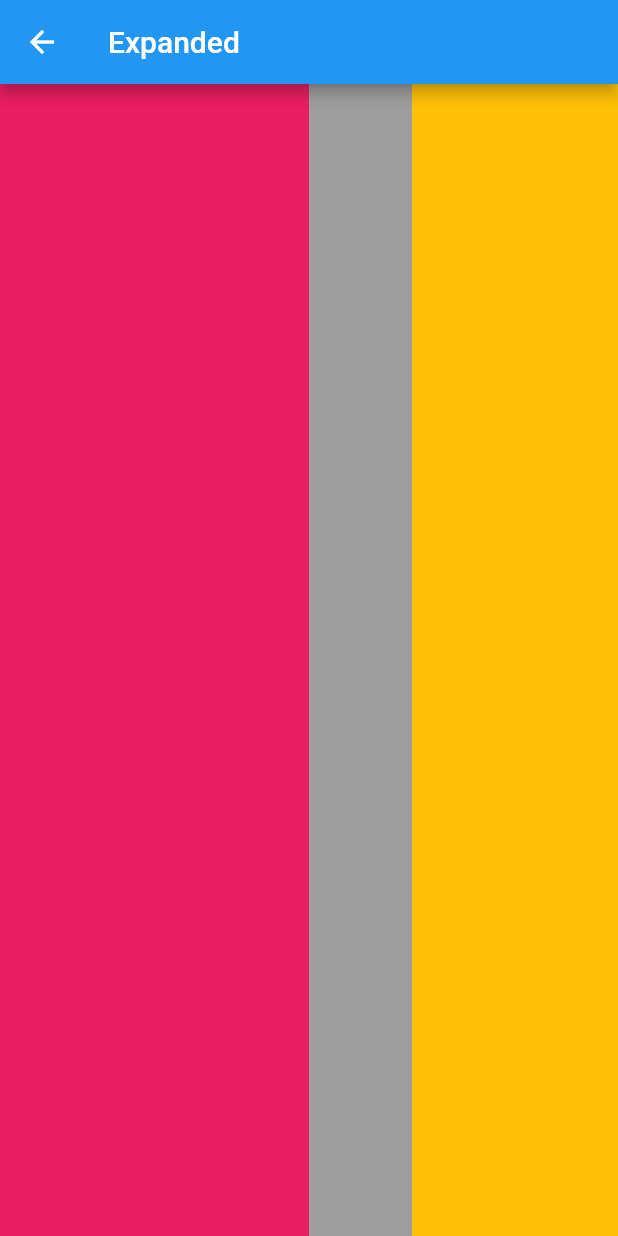
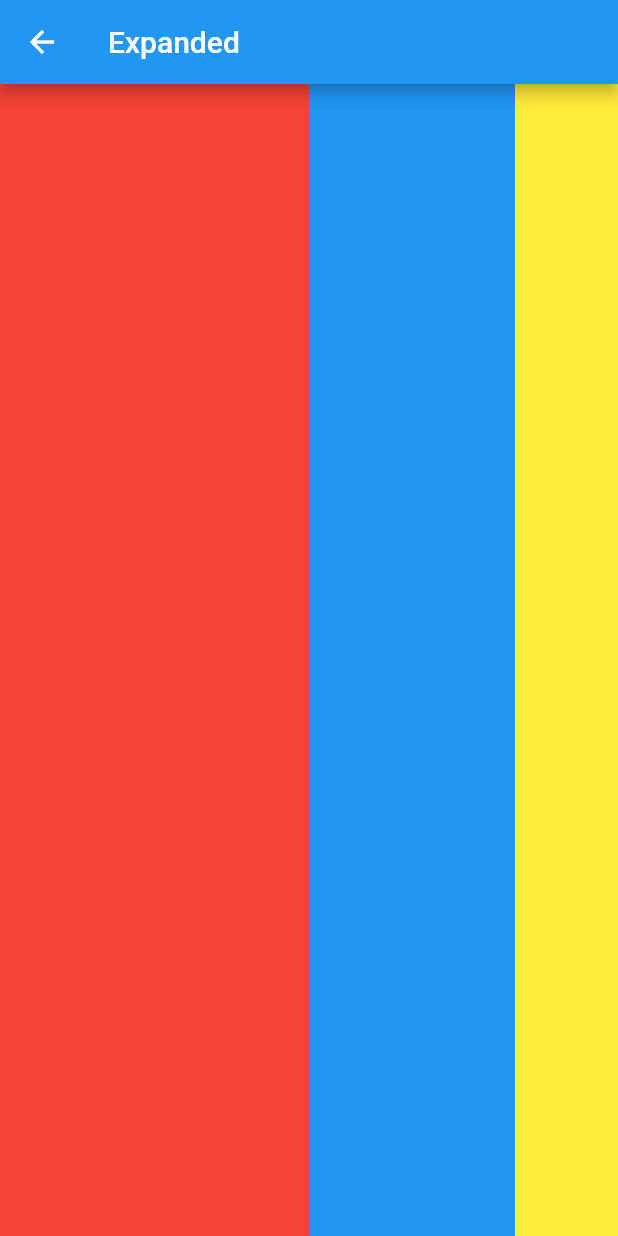
Before and after one commit to kakobayashi/flutter_widget_app, a Flutter app: the ExpandedPage screen opened by its route, on a phone screen of 412 x 824 dp. Run offline on Flutter 3.47's test engine with Material 2 defaults, Android fonts, the phone set to English and light mode, and no system bars.

Commit message:
Minor fixes

```diff
--- a/lib/app.dart
+++ b/lib/app.dart
@@ -1,6 +1,5 @@
 import 'package:flutter/material.dart';
 import 'package:flutter_widget_list/animation/animated_positioned_page.dart';
-import 'package:flutter_widget_list/item/item_hoge_page.dart';
 import 'package:flutter_widget_list/multi_layout/bottom_navigation_bar_page.dart';
 import 'package:flutter_widget_list/item/card_page.dart';
 import 'package:flutter_widget_list/item/check_box_page.dart';
--- a/lib/home_page.dart
+++ b/lib/home_page.dart
@@ -12,7 +12,7 @@ class HomePage extends StatelessWidget {
     return Scaffold(
       body: Scaffold(
         appBar: AppBar(
-          title: Text("Widget"),
+          title: Text("Category"),
         ),
         body: ListView(
           children: <Widget>[
--- a/lib/multi_layout/expanded_page.dart
+++ b/lib/multi_layout/expanded_page.dart
@@ -13,15 +13,15 @@ class ExpandedPage extends StatelessWidget {
         children: <Widget>[
           Expanded(
             flex: 3,
-            child: Container(color: Colors.pink,),
+            child: Container(color: Colors.red,),
+          ),
+          Expanded(
+            flex: 2,
+            child: Container(color: Colors.blue,),
           ),
           Expanded(
             flex: 1,
-            child: Container(color: Colors.grey,),
-          ),
-          Expanded(
-            flex: 2,
-            child: Container(color: Colors.amber,),
+            child: Container(color: Colors.yellow,),
           ),
         ],
       ),
--- a/lib/text/text_form_field_page.dart
+++ b/lib/text/text_form_field_page.dart
@@ -13,7 +13,7 @@ class TextFormFieldPage extends StatelessWidget {
         child: Form(
           child: TextFormField(
             decoration: InputDecoration(
-              labelText: "Hint text"
+              labelText: " 入力してください"
             ),
           ),
         ),
```
